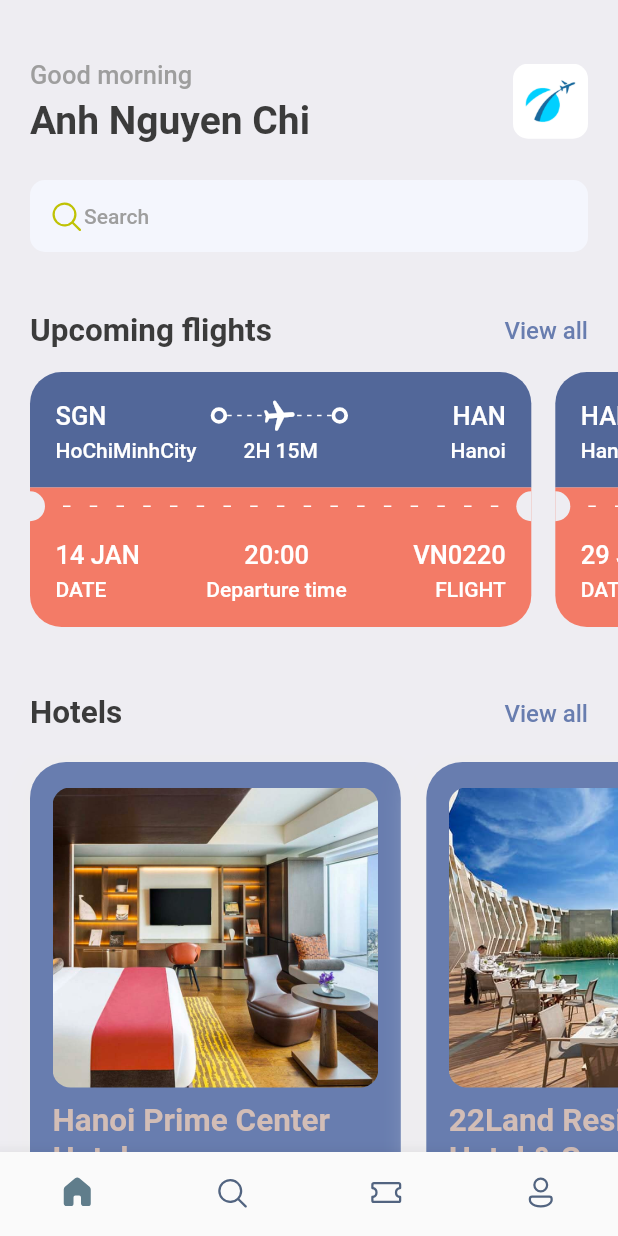
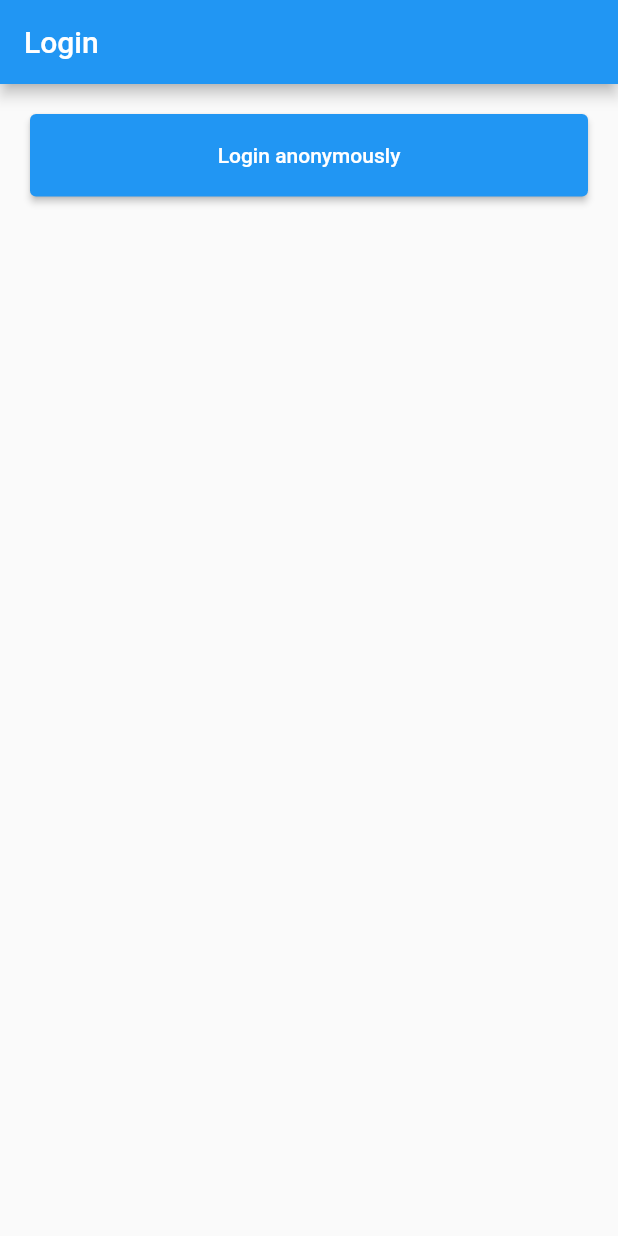
Before and after one commit to Chanh85/airline_book_tickets_app, a Flutter app: the screen it shows after launch, on a phone screen of 412 x 824 dp. Run offline on Flutter 3.47's test engine with Material 2 defaults, Android fonts, the phone set to English and light mode, and no system bars; our stand-ins replace firebase_auth, firebase_core, fluentui_icons, gap, get; accounts and stored records are empty.

Commit message:
Working on Anonymous sigin-in

```diff
--- a/lib/main.dart
+++ b/lib/main.dart
@@ -1,8 +1,12 @@
-import 'package:book_tickets_app/screens/bottom_bar.dart';
+import 'package:book_tickets_app/screens_main/bottom_bar.dart';
 import 'package:book_tickets_app/utils/app_styles.dart';
+import 'package:book_tickets_app/wrapper/wrapper.dart';
+import 'package:firebase_core/firebase_core.dart';
 import 'package:flutter/material.dart';
 
-void main() {
+void main() async{
+  WidgetsFlutterBinding.ensureInitialized();
+  await Firebase.initializeApp();
   runApp(const MyApp());
 }
 
@@ -21,7 +25,7 @@ class MyApp extends StatelessWidget {
 
         primaryColor: primary,
       ),
-      home: const BottomBar(),
+      home: const Wrapper(),
     );
   }
 }
--- /dev/null
+++ b/lib/screens_authenticate/authenticate.dart
@@ -0,0 +1,18 @@
+import 'package:book_tickets_app/screens_authenticate/signIn.dart';
+import 'package:flutter/material.dart';
+
+class Authenticate extends StatefulWidget {
+  const Authenticate({super.key});
+
+  @override
+  State<Authenticate> createState() => _AuthenticateState();
+}
+
+class _AuthenticateState extends State<Authenticate> {
+  @override
+  Widget build(BuildContext context) {
+    return Container(
+      child: SignIn(),
+    );
+  }
+}
--- /dev/null
+++ b/lib/screens_authenticate/signIn.dart
@@ -0,0 +1,41 @@
+import 'package:book_tickets_app/services/auth.dart';
+import 'package:flutter/material.dart';
+
+class SignIn extends StatefulWidget {
+  const SignIn({super.key});
+
+  @override
+  State<SignIn> createState() => _SignInState();
+}
+
+class _SignInState extends State<SignIn> {
+
+  final AuthService _auth = AuthService();
+
+  @override
+  Widget build(BuildContext context) {
+    return Scaffold(
+      appBar: AppBar(
+        title: Text('Login'),
+      ),
+      body: Container(
+        padding: EdgeInsets.all(20),
+        child: ElevatedButton(
+          onPressed: () async{
+            dynamic result =  await _auth.signInAnon();
+            if (result == null)
+              {
+                print("Error");
+              }
+            else{
+              print(result);
+            }
+          },
+          child: Text('Login anonymously'),
+          style: ElevatedButton.styleFrom(
+              minimumSize: Size.fromHeight(55)),
+        ),
+      ),
+    );
+  }
+}
--- a/lib/screens/bottom_bar.dart
+++ b/lib/screens_main/bottom_bar.dart
@@ -1,4 +1,4 @@
-import 'package:book_tickets_app/screens/home_screen.dart';
+import 'package:book_tickets_app/screens_main/home_screen.dart';
 import 'package:fluentui_icons/fluentui_icons.dart';
 import 'package:flutter/material.dart';
 
--- a/lib/screens/home_screen.dart
+++ b/lib/screens_main/home_screen.dart
@@ -1,5 +1,5 @@
-import 'package:book_tickets_app/screens/hotels_view.dart';
-import 'package:book_tickets_app/screens/tickets_view.dart';
+import 'package:book_tickets_app/screens_main/hotels_view.dart';
+import 'package:book_tickets_app/screens_main/tickets_view.dart';
 import 'package:book_tickets_app/utils/app_info_list.dart';
 import 'package:book_tickets_app/utils/app_styles.dart';
 import 'package:fluentui_icons/fluentui_icons.dart';
--- /dev/null
+++ b/lib/wrapper/wrapper.dart
@@ -0,0 +1,15 @@
+import 'package:book_tickets_app/screens_authenticate/authenticate.dart';
+import 'package:flutter/material.dart';
+
+import '../screens_main/bottom_bar.dart';
+
+class Wrapper extends StatelessWidget {
+  const Wrapper({super.key});
+
+  @override
+  Widget build(BuildContext context) {
+
+    //return either home or authenticate widget
+    return Authenticate();
+  }
+}
--- a/pubspec.yaml
+++ b/pubspec.yaml
@@ -31,6 +31,7 @@ environment:
 dependencies:
   firebase_auth: ^4.6.2
   cloud_firestore: ^4.8.0
+  firebase_core: ^2.13.1
   flutter:
     sdk: flutter
 
```
Also changed, not shown: lib/services/auth.dart (added, +28 -0 lines), lib/screens_main/hotels_view.dart (renamed from lib/screens/hotels_view.dart), lib/screens_main/tickets_view.dart (renamed from lib/screens/tickets_view.dart), pubspec.lock.
